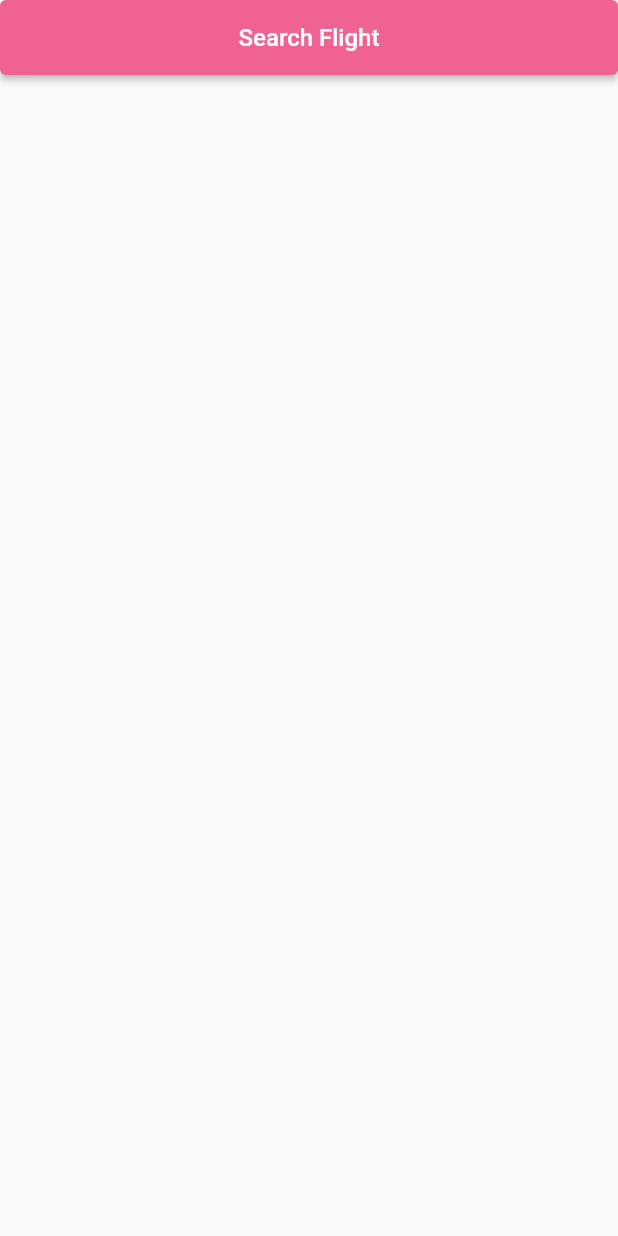
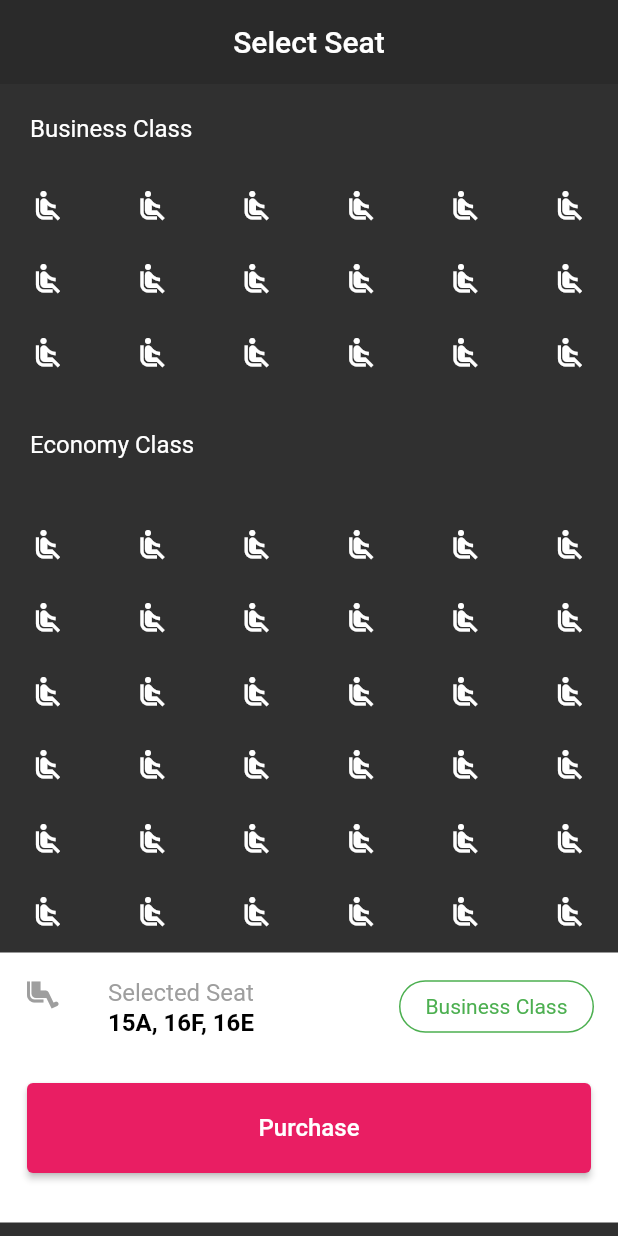
Before and after one commit to grallage/flutter-ui-practices, a Flutter app: the SearchFlightBtn widget shown alone on an empty page, opened directly, after a tap on "Search Flight", on a phone screen of 412 x 824 dp. Run offline on Flutter 3.47's test engine with Material 2 defaults, Android fonts, the light colour scheme and no system bars.

Commit message:
add Flight-App-Screens-UI part 3

```diff
--- /dev/null
+++ b/lib/screens/demo02/seat_screen.dart
@@ -0,0 +1,56 @@
+import 'package:flutter/material.dart';
+
+import '../../widgets/demo02/seat_widgets.dart';
+
+class Demo02SeatScreen extends StatefulWidget {
+  const Demo02SeatScreen({super.key});
+
+  @override
+  State<Demo02SeatScreen> createState() => _Demo02SeatScreenState();
+}
+
+class _Demo02SeatScreenState extends State<Demo02SeatScreen> {
+  @override
+  Widget build(BuildContext context) {
+    return MaterialApp(
+      debugShowCheckedModeBanner: false,
+      theme: ThemeData.dark(),
+      home: Scaffold(
+        appBar: getDemo02SeatAppBar(),
+        body: SafeArea(
+          child: Column(
+            children: [
+              Expanded(
+                child: ListView(
+                  children: [
+                    const Demo02Title(
+                      title: 'Business Class',
+                    ),
+                    seatWidget(),
+                    seatWidget(top: 15),
+                    seatWidget(top: 15),
+                    const Padding(
+                      padding: EdgeInsets.only(top: 20.0),
+                      child: Demo02Title(
+                        title: 'Economy Class',
+                      ),
+                    ),
+                    ...List.filled(6, 0).map((e) => seatWidget(top: 15)),
+                    const Padding(
+                      padding: EdgeInsets.only(top: 15.0),
+                      child: BottomCard(),
+                    ),
+                  ],
+                ),
+              ),
+              // const Padding(
+              //   padding: EdgeInsets.only(top: 15.0),
+              //   child: BottomCard(),
+              // ),
+            ],
+          ),
+        ),
+      ),
+    );
+  }
+}
--- a/lib/widgets/demo02/flight_widgets.dart
+++ b/lib/widgets/demo02/flight_widgets.dart
@@ -1,4 +1,5 @@
 import 'package:flutter/material.dart';
+import 'package:flutter_ui_practices/screens/demo02/seat_screen.dart';
 
 class TopLeftAirline extends StatelessWidget {
   const TopLeftAirline({
@@ -275,10 +276,9 @@ class SearchFlightBtn extends StatelessWidget {
           fixedSize: const Size(double.infinity, 50),
         ),
         onPressed: () {
-          // Navigator.push(context,
-          //     new MaterialPageRoute(builder: ((context) {
-          //   return SeatScreen();
-          // })));
+          Navigator.push(context, MaterialPageRoute(builder: ((context) {
+            return const Demo02SeatScreen();
+          })));
         },
         child: const Text(
           'Search Flight',
--- /dev/null
+++ b/lib/widgets/demo02/seat_widgets.dart
@@ -0,0 +1,140 @@
+import 'package:flutter/material.dart';
+
+AppBar getDemo02SeatAppBar() {
+  return AppBar(
+    elevation: 0.0,
+    centerTitle: true,
+    backgroundColor: Colors.black12,
+    title: const Text(
+      "Select Seat",
+      style: TextStyle(
+        color: Colors.white,
+      ),
+    ),
+  );
+}
+
+class Demo02Title extends StatelessWidget {
+  const Demo02Title({
+    Key? key,
+    this.title,
+  }) : super(key: key);
+  final title;
+
+  @override
+  Widget build(BuildContext context) {
+    return Padding(
+      padding: const EdgeInsets.all(20.0),
+      child: Text(
+        title,
+        style: const TextStyle(
+          color: Colors.white,
+          fontSize: 16.0,
+        ),
+      ),
+    );
+  }
+}
+
+Widget seatWidget({double top = 0}) {
+  return Padding(
+    padding: EdgeInsets.only(top: 10.0 + top, right: 20.0, left: 20.0),
+    child: Row(
+      mainAxisAlignment: MainAxisAlignment.spaceBetween,
+      children: <Widget>[
+        // repeate 6 Icon widgets
+        ...List.filled(6, 0)
+            .map(
+              (i) => const Icon(
+                Icons.airline_seat_recline_normal,
+                color: Colors.white,
+              ),
+            )
+            .toList(),
+      ],
+    ),
+  );
+}
+
+class BottomCard extends StatelessWidget {
+  const BottomCard({
+    Key? key,
+  }) : super(key: key);
+
+  @override
+  Widget build(BuildContext context) {
+    return Container(
+      color: Colors.white,
+      width: double.infinity, // MediaQuery.of(context).size.width
+      height: 180.0,
+      child: Column(
+        children: <Widget>[
+          ListTile(
+            title: const Text(
+              'Selected Seat',
+              style: TextStyle(color: Colors.grey),
+            ),
+            subtitle: const Text(
+              '15A, 16F, 16E',
+              style: TextStyle(
+                  color: Colors.black,
+                  fontWeight: FontWeight.bold,
+                  fontSize: 16.0),
+            ),
+            leading: const Icon(
+              Icons.airline_seat_legroom_extra,
+              color: Colors.grey,
+            ),
+            trailing: Container(
+              width: 130.0,
+              height: 35.0,
+              decoration: BoxDecoration(
+                borderRadius: BorderRadius.circular(30.0),
+                border: Border.all(width: 1.0, color: Colors.green),
+              ),
+              child: const Center(
+                child: Text(
+                  'Business Class',
+                  style: TextStyle(color: Colors.green),
+                ),
+              ),
+            ),
+          ),
+          Padding(
+            padding: const EdgeInsets.only(
+              left: 18.0,
+              right: 18.0,
+              top: 15.0,
+            ),
+            child: SizedBox(
+              width: double.infinity,
+              child: ElevatedButton(
+                style: ElevatedButton.styleFrom(
+                  backgroundColor: Colors.pink,
+                  fixedSize: const Size(double.infinity, 60),
+                ),
+                onPressed: () {
+                  // Navigator.push(
+                  //   context,
+                  //   MaterialPageRoute(
+                  //     builder: ((context) {
+                  //       return TicketScreen();
+                  //     }),
+                  //   ),
+                  // );
+                },
+                child: const Text(
+                  'Purchase',
+                  style: TextStyle(
+                    color: Colors.white,
+                    fontSize: 16.0,
+                  ),
+                ),
+              ),
+            ),
+          )
+        ],
+      ),
+    );
+  }
+}
```
